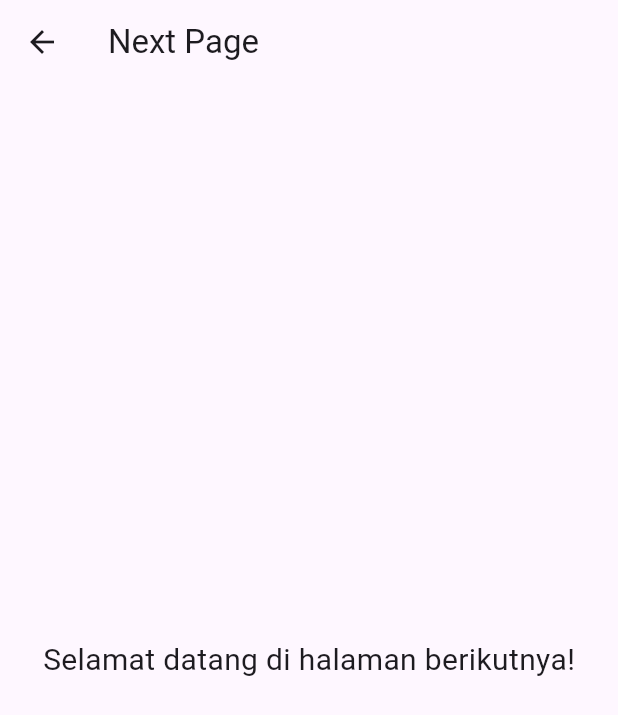
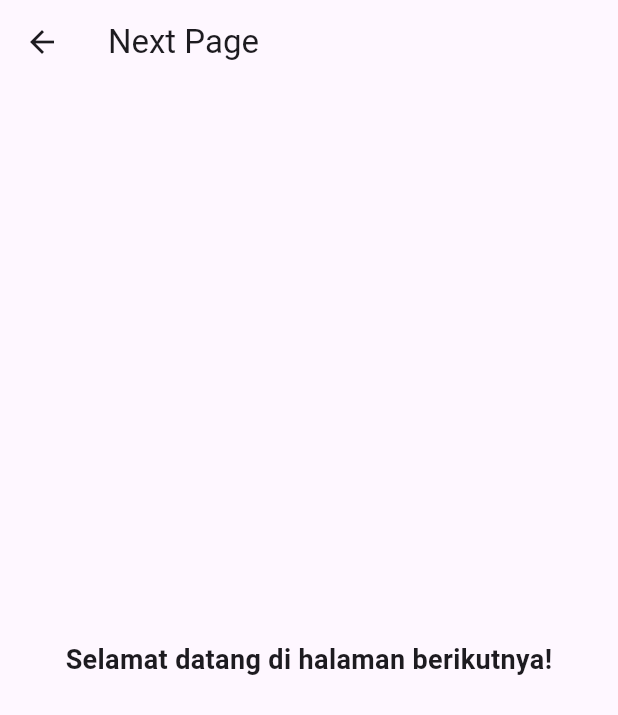
Before and after one commit to sunnic1/KB1179-1125170078-uas, a Flutter app: the screen it shows after launch, after a tap on "Continue", on a phone screen of 412 x 824 dp. Shown: the top 715 px of the screen. Run offline on Flutter 3.47's test engine with Material 3 defaults, Android fonts, the phone set to English and light mode, and no system bars.

Commit message:
responsif ui

```diff
--- a/kb1179_1125170078_uas/lib/main.dart
+++ b/kb1179_1125170078_uas/lib/main.dart
@@ -11,31 +11,53 @@ class MyApp extends StatelessWidget {
   Widget build(BuildContext context) {
     return MaterialApp(
       debugShowCheckedModeBanner: false,
-      title: "Splash Screen Example",
-      home: const SplashScreen1(),
+      title: "Responsive Splash Screen",
+      home: const SplashScreenResponsive(),
     );
   }
 }
 
-class SplashScreen1 extends StatelessWidget {
-  const SplashScreen1({super.key});
+class SplashScreenResponsive extends StatelessWidget {
+  const SplashScreenResponsive({super.key});
 
   @override
   Widget build(BuildContext context) {
+    final size = MediaQuery.of(context).size;
+    final orientation = MediaQuery.of(context).orientation;
+    final textScale = MediaQuery.of(context).textScaleFactor;
+
+    // 🔹 Jika portrait, gunakan Column; jika landscape, gunakan Row
+    final isPortrait = orientation == Orientation.portrait;
+
     return Scaffold(
       backgroundColor: Colors.white,
-      body: Padding(
-        padding: const EdgeInsets.all(24.0),
-        child: Column(
+      body: SafeArea(
+        child: Center(
+          child: isPortrait
+              ? _buildPortraitLayout(size, textScale, context)
+              : _buildLandscapeLayout(size, textScale, context),
+        ),
+      ),
+    );
+  }
+
+  // ====================== 📱 Portrait Layout ===========================
+  Widget _buildPortraitLayout(
+    Size size,
+    double textScale,
+    BuildContext context,
+  ) {
+    return Column(
       mainAxisAlignment: MainAxisAlignment.center,
       children: [
-            // 🖼️ Gambar bulat
+        const Spacer(),
+
+        // 🔹 Gambar Bulat
         Container(
-              width: 200,
-              height: 200,
+          width: size.width * 0.5,
+          height: size.width * 0.5,
           decoration: const BoxDecoration(
             shape: BoxShape.circle,
-                color: Colors.amber,
             image: DecorationImage(
               image: AssetImage(
                 'assets/images/mythical-dragon-beast-anime-style.jpg',
@@ -45,46 +67,56 @@ class SplashScreen1 extends StatelessWidget {
           ),
         ),
 
-            const SizedBox(height: 20),
+        SizedBox(height: size.height * 0.03),
 
-            // 📝 Title dan subtitle
-            const Text(
+        // 🔹 Judul
+        Text(
           "Welcome",
           style: TextStyle(
-                fontSize: 24,
+            fontSize: 24 * textScale,
             fontWeight: FontWeight.bold,
-                color: Colors.black,
+            color: Colors.black87,
           ),
         ),
-            const SizedBox(height: 8),
-            const Text(
+
+        SizedBox(height: size.height * 0.015),
+
+        // 🔹 Subtitle
+        Padding(
+          padding: EdgeInsets.symmetric(horizontal: size.width * 0.15),
+          child: Text(
             "Forgot to bring your wallet\nwhen you are shopping?",
             textAlign: TextAlign.center,
-              style: TextStyle(fontSize: 14, color: Colors.green),
+            style: TextStyle(
+              fontSize: 14 * textScale,
+              color: Colors.green.shade700,
+              height: 1.5,
+            ),
+          ),
         ),
 
-            const SizedBox(height: 30),
+        SizedBox(height: size.height * 0.04),
 
-            // 🔘 Bullet indicators
+        // 🔹 Bullet Indicators
         Row(
           mainAxisAlignment: MainAxisAlignment.center,
-              children: [_buildDot(true), _buildDot(false), _buildDot(false)],
+          children: [
+            _buildDot(true, size),
+            _buildDot(false, size),
+            _buildDot(false, size),
+          ],
         ),
 
-            const SizedBox(height: 30),
+        SizedBox(height: size.height * 0.05),
 
-            // 🟩 Tombol Continue dengan margin kanan & kiri
-            Container(
-              margin: const EdgeInsets.only(
-                left: 40,
-                right: 40,
-              ), // ➕ Tambahkan margin
+        // 🔹 Tombol Continue
+        Padding(
+          padding: EdgeInsets.symmetric(horizontal: size.width * 0.1),
           child: SizedBox(
-                height: 40,
+            height: size.height * 0.06,
             width: double.infinity,
             child: ElevatedButton(
               onPressed: () {
-                    // TODO: Pindah ke halaman berikutnya
                 Navigator.push(
                   context,
                   MaterialPageRoute(builder: (context) => const NextPage()),
@@ -93,12 +125,122 @@ class SplashScreen1 extends StatelessWidget {
               style: ElevatedButton.styleFrom(
                 backgroundColor: const Color(0xFF4CAF50),
                 shape: RoundedRectangleBorder(
-                      borderRadius: BorderRadius.circular(8),
+                  borderRadius: BorderRadius.circular(size.width * 0.02),
                 ),
               ),
-                  child: const Text(
+              child: Text(
                 "Continue",
-                    style: TextStyle(fontSize: 14, color: Colors.white),
+                style: TextStyle(
+                  fontSize: 16 * textScale,
+                  fontWeight: FontWeight.w600,
+                  color: Colors.white,
+                ),
+              ),
+            ),
+          ),
+        ),
+
+        SizedBox(height: size.height * 0.08),
+      ],
+    );
+  }
+
+  // ====================== 💻 Landscape Layout ===========================
+  Widget _buildLandscapeLayout(
+    Size size,
+    double textScale,
+    BuildContext context,
+  ) {
+    return Row(
+      mainAxisAlignment: MainAxisAlignment.center,
+      children: [
+        // 🔹 Gambar di sisi kiri
+        Expanded(
+          flex: 4,
+          child: Container(
+            margin: EdgeInsets.all(size.width * 0.05),
+            decoration: const BoxDecoration(
+              shape: BoxShape.circle,
+              image: DecorationImage(
+                image: AssetImage(
+                  'assets/images/mythical-dragon-beast-anime-style.jpg',
+                ),
+                fit: BoxFit.cover,
+              ),
+            ),
+          ),
+        ),
+
+        // 🔹 Konten teks di sisi kanan
+        Expanded(
+          flex: 6,
+          child: Column(
+            mainAxisAlignment: MainAxisAlignment.center,
+            crossAxisAlignment: CrossAxisAlignment.center,
+            children: [
+              Text(
+                "Welcome",
+                style: TextStyle(
+                  fontSize: 26 * textScale,
+                  fontWeight: FontWeight.bold,
+                  color: Colors.black87,
+                ),
+              ),
+
+              SizedBox(height: size.height * 0.02),
+
+              Text(
+                "Forgot to bring your wallet when you are shopping?",
+                textAlign: TextAlign.center,
+                style: TextStyle(
+                  fontSize: 14 * textScale,
+                  color: Colors.green.shade700,
+                  height: 1.4,
+                ),
+              ),
+
+              SizedBox(height: size.height * 0.04),
+
+              // 🔹 Bullet Indicators
+              Row(
+                mainAxisAlignment: MainAxisAlignment.center,
+                children: [
+                  _buildDot(true, size),
+                  _buildDot(false, size),
+                  _buildDot(false, size),
+                ],
+              ),
+
+              SizedBox(height: size.height * 0.05),
+
+              // 🔹 Tombol Continue (Responsif)
+              Padding(
+                padding: EdgeInsets.symmetric(horizontal: size.width * 0.08),
+                child: SizedBox(
+                  height: size.height * 0.08,
+                  width: double.infinity,
+                  child: ElevatedButton(
+                    onPressed: () {
+                      Navigator.push(
+                        context,
+                        MaterialPageRoute(
+                          builder: (context) => const NextPage(),
+                        ),
+                      );
+                    },
+                    style: ElevatedButton.styleFrom(
+                      backgroundColor: const Color(0xFF4CAF50),
+                      shape: RoundedRectangleBorder(
+                        borderRadius: BorderRadius.circular(size.width * 0.02),
+                      ),
+                    ),
+                    child: Text(
+                      "Continue",
+                      style: TextStyle(
+                        fontSize: 16 * textScale,
+                        fontWeight: FontWeight.w600,
+                        color: Colors.white,
+                      ),
                     ),
                   ),
                 ),
@@ -106,37 +248,42 @@ class SplashScreen1 extends StatelessWidget {
             ],
           ),
         ),
+      ],
     );
   }
 
-  // Fungsi membuat bullet
-  static Widget _buildDot(bool isActive) {
+  // 🔹 Bullet Indicator
+  Widget _buildDot(bool isActive, Size size) {
     return Container(
-      margin: const EdgeInsets.symmetric(horizontal: 4),
-      width: 10,
-      height: 10,
+      margin: EdgeInsets.symmetric(horizontal: size.width * 0.015),
+      width: size.width * 0.025,
+      height: size.width * 0.025,
       decoration: BoxDecoration(
         shape: BoxShape.circle,
-        color: isActive
-            ? const Color(0xFF84a98c) // warna terang
-            : const Color(0xFFedede9), // warna lembut
+        color: isActive ? const Color(0xFF84a98c) : const Color(0xFFedede9),
       ),
     );
   }
 }
 
-// 🔄 Halaman berikut
+// ====================== ➡️ Next Page ===========================
 class NextPage extends StatelessWidget {
   const NextPage({super.key});
 
   @override
   Widget build(BuildContext context) {
+    final textScale = MediaQuery.of(context).textScaleFactor;
+
     return Scaffold(
       appBar: AppBar(title: const Text("Next Page")),
-      body: const Center(
+      body: Center(
         child: Text(
           "Selamat datang di halaman berikutnya!",
-          style: TextStyle(fontSize: 20),
+          style: TextStyle(
+            fontSize: 18 * textScale,
+            fontWeight: FontWeight.bold,
+          ),
+          textAlign: TextAlign.center,
         ),
       ),
     );
```
Lines whose indentation alone changed are shown as unchanged.
